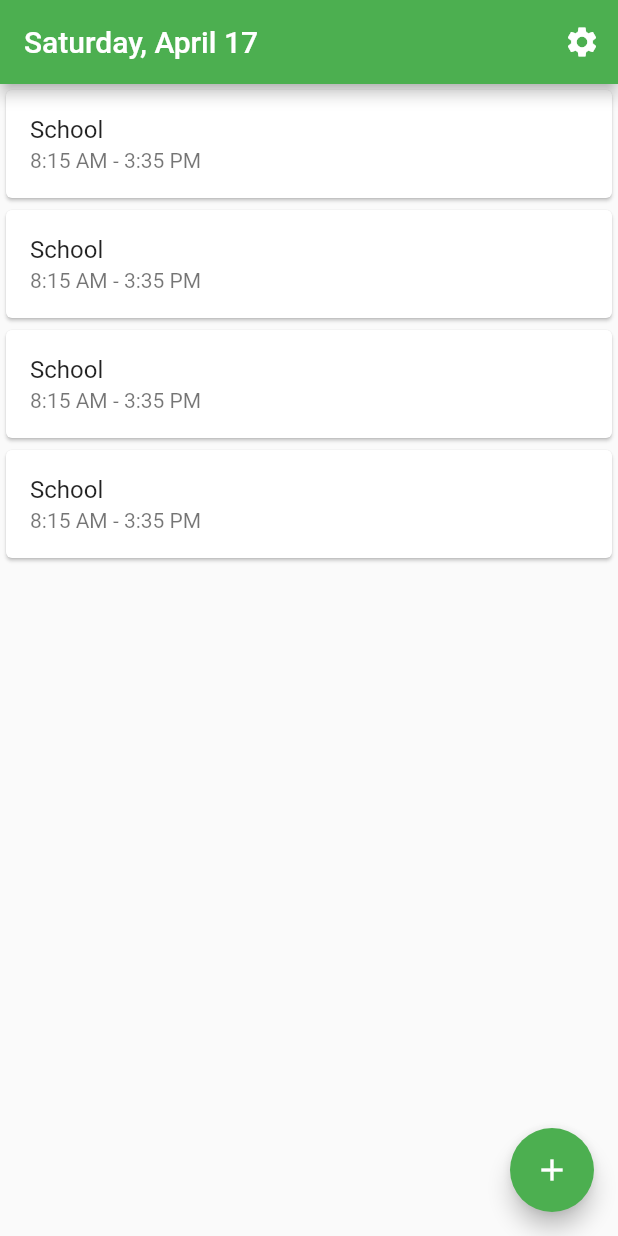
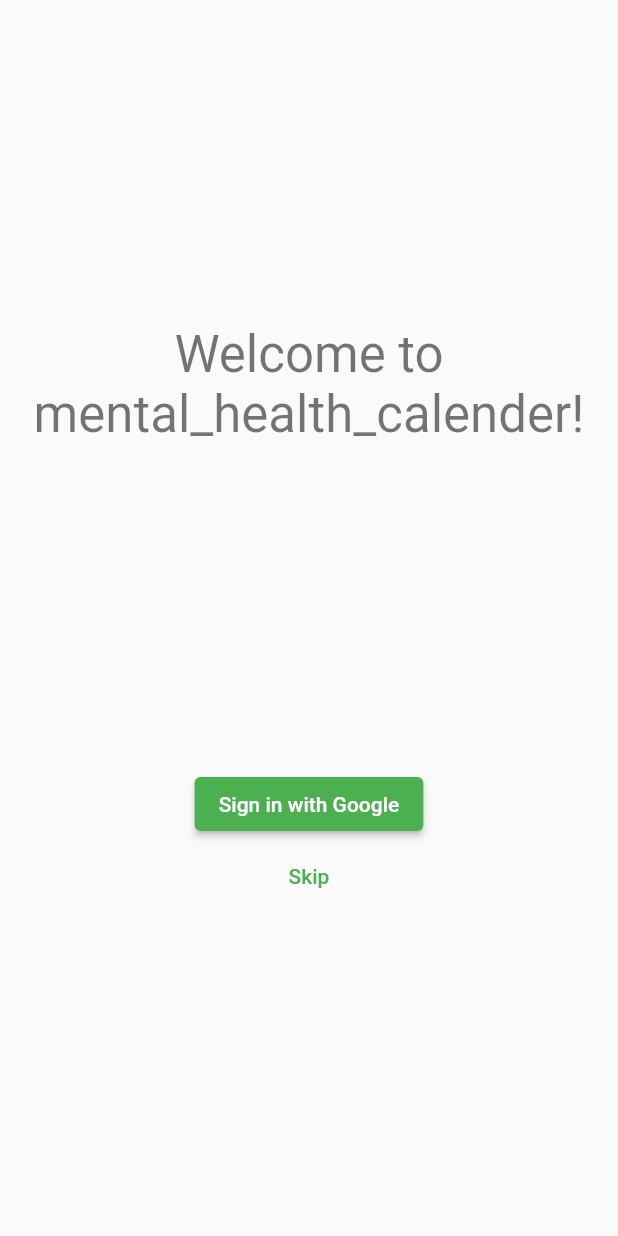
Before and after one commit to Jah-On/HackVH-2021, a Flutter app: the screen it shows after launch, on a phone screen of 412 x 824 dp. Run offline on Flutter 3.47's test engine with Material 2 defaults, Android fonts, the phone set to English and light mode, and no system bars; our stand-ins replace flutter_settings_screens, hive, hive_flutter; accounts and stored records are empty.

Commit message:
Created welcome page

```diff
--- a/mental_health_calender/lib/main.dart
+++ b/mental_health_calender/lib/main.dart
@@ -4,7 +4,7 @@ import 'package:hive/hive.dart';
 import 'package:hive_flutter/hive_flutter.dart';
 
 import 'cache_provider.dart';
-import 'pages/home.dart';
+import 'pages/welcome.dart';
 import 'pages/settings.dart';
 
 void main() async {
@@ -33,7 +33,7 @@ class MyApp extends StatelessWidget {
               visualDensity: VisualDensity.adaptivePlatformDensity,
             ),
             themeMode: _getTheme(box),
-            home: HomePage(),
+            home: WelcomePage(),
           );
         });
   }
--- a/mental_health_calender/lib/pages/home.dart
+++ b/mental_health_calender/lib/pages/home.dart
@@ -24,6 +24,7 @@ class HomePage extends StatelessWidget {
         ],
       ),
       floatingActionButton: FloatingActionButton(
+        onPressed: () {},
         child: Icon(Icons.add),
       ),
       body: ListView.builder(
--- /dev/null
+++ b/mental_health_calender/lib/pages/welcome.dart
@@ -0,0 +1,42 @@
+import 'package:flutter/material.dart';
+
+import 'home.dart';
+
+class WelcomePage extends StatelessWidget {
+  @override
+  Widget build(BuildContext context) {
+    return Scaffold(
+      body: SafeArea(
+        child: DefaultTextStyle(
+          style: Theme.of(context).textTheme.headline4,
+          child: Column(
+            mainAxisAlignment: MainAxisAlignment.center,
+            crossAxisAlignment: CrossAxisAlignment.center,
+            children: [
+              Spacer(),
+              Text("Welcome to mental_health_calender!",
+                  textAlign: TextAlign.center),
+              Spacer(),
+              ElevatedButton(
+                onPressed: () => openMain(context),
+                child: Text("Sign in with Google"),
+              ),
+              TextButton(
+                onPressed: () => openMain(context),
+                child: Text("Skip"),
+              ),
+              Spacer(),
+            ],
+          ),
+        ),
+      ),
+    );
+  }
+
+  void openMain(BuildContext context) {
+    Navigator.pushReplacement(
+      context,
+      MaterialPageRoute(builder: (context) => HomePage()),
+    );
+  }
+}
```
